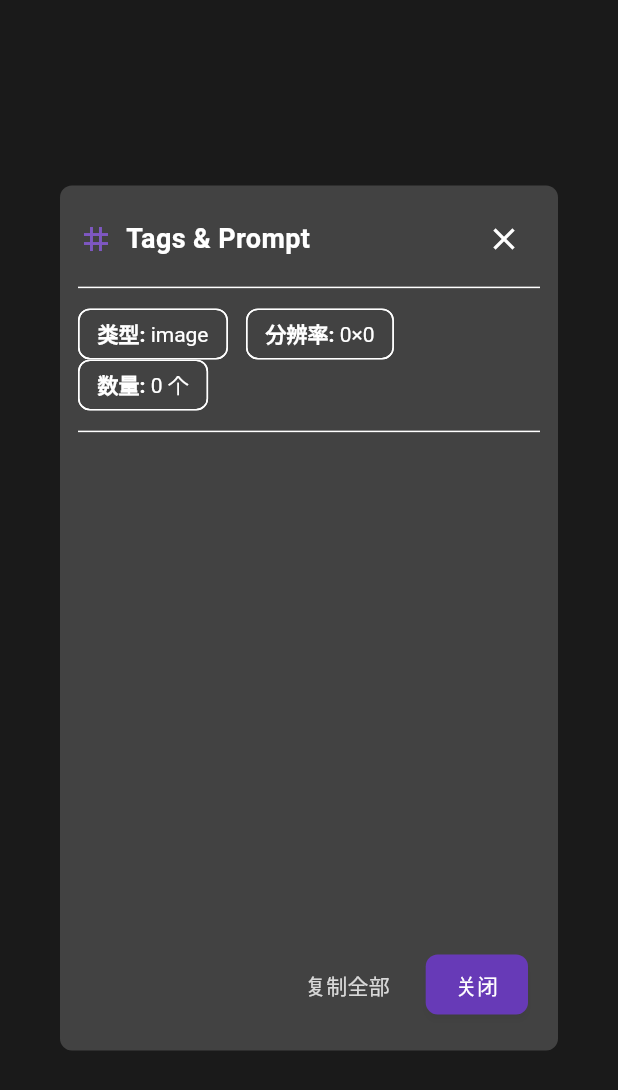
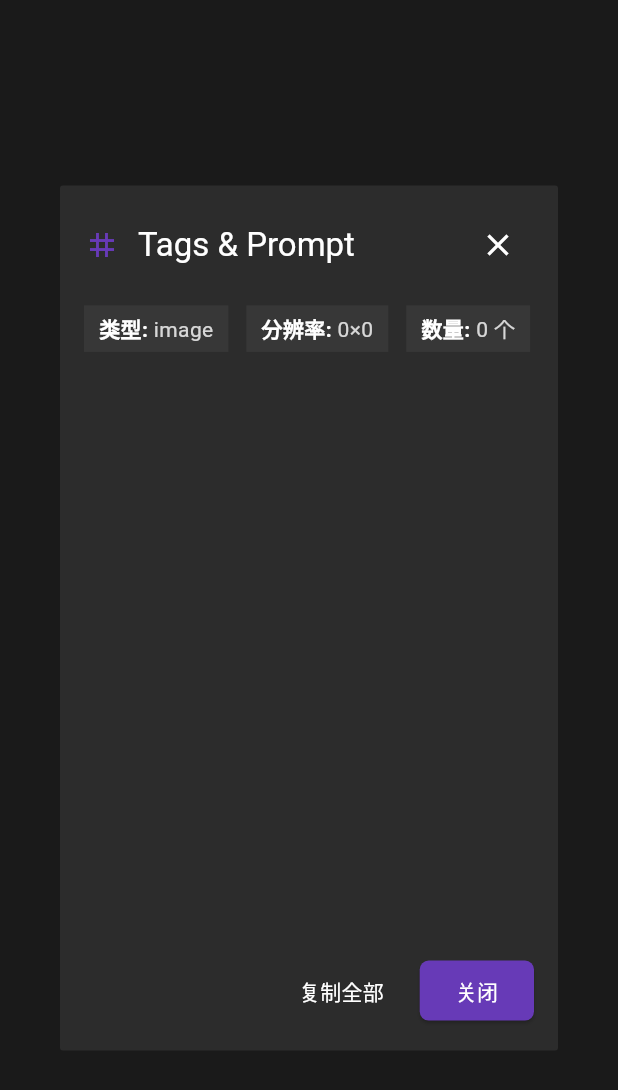
Before and after one commit to ChenYu-Zhai/Fetch_Flow, a Flutter app: the TagDetailsDialog widget shown alone on an empty page, opened directly with empty values, on a phone screen of 412 x 824 dp. Shown: the top 1090 px of the screen. Run offline on Flutter 3.47's test engine with Material 3 defaults, Android fonts, the phone set to English and light mode, and no system bars; our stand-ins replace cached_network_image, dio, file_picker, flutter_cache_manager, flutter_riverpod, freezed_annotation and 5 more; missing offline and left inert: dart:js_interop, media_kit, media_kit_video, window_manager; accounts and stored records are empty; network calls fail.

Commit message:
feat(UI): 全面优化标签详情弹窗 (TagDetailsDialog) 的视觉与交互
对“标签与提示词”详情弹窗进行了一次彻底的现代化改造，使其在视觉风格、主题统一性和交互反馈上都达到了新的水准。

### 主要变更内容：

**1. 视觉与主题统一 (Visual & Theming Overhaul):**
   - **颜色系统**: 彻底移除了所有硬编码的颜色（如 `Colors.blue`），全面采用 `Theme.of(context).colorScheme` 中的动态颜色，确保弹窗在任何主题下都表现完美。
   - **布局简化**: 使用 `SizedBox` 替代了冗余的 `Divider`，并调整了内边距，使整体布局更简洁、更“透气”。
   - **视觉一致性**: 统一并减小了所有组件（弹窗、标签、按钮）的圆角半径，使整体风格更加锐利、现代。
   - **组件重设计**: 重新设计了信息栏和标签 `ActionChip`，使其视觉上更微妙，能更好地融入应用主题。

**2. SnackBar 交互体验革命性提升 (UX Enhancement):**
   - **解决队列延迟**: 在显示新的 `SnackBar` 前，会先调用 `clearSnackBars()` 清除所有旧的提示。这确保了用户的每一次点击都能获得**立即**、唯一的反馈，解决了快速重复点击时造成的延迟问题。
   - **引入自定义动态动画**: 为 `SnackBar` 的出现和消失添加了**淡入淡出**与**平滑位移**的组合动画。
     - **优雅的进场/出场**: 新的动画效果取代了默认生硬的滑动，极大地提升了应用的精致感。
     - **封装动画逻辑**: 将动画逻辑封装在一个独立的 `_AnimatedSnackBarContent` 组件中，保持了代码的整洁和可复用性。

```diff
--- a/lib/widgets/unified_media_card.dart
+++ b/lib/widgets/unified_media_card.dart
@@ -58,9 +58,7 @@ class _UnifiedMediaCardState extends ConsumerState<UnifiedMediaCard> {
                       Positioned.fill(
                         child: Hero(
                           tag: widget.post.id,
-                          child: Center(
-                            child: mediaContent,
-                          ),
+                          child: Center(child: mediaContent),
                         ),
                       ),
                       _MediaOverlay(
@@ -118,6 +116,7 @@ class _UnifiedMediaCardState extends ConsumerState<UnifiedMediaCard> {
     );
   }
 }
+
 class _MediaOverlay extends StatelessWidget {
   final UnifiedPostModel post;
   final bool isVisible;
@@ -253,6 +252,10 @@ class TagDetailsDialog extends StatelessWidget {
 
   @override
   Widget build(BuildContext context) {
+    final theme = Theme.of(context);
+    final colorScheme = theme.colorScheme;
+    final textTheme = theme.textTheme;
+
     final dynamic meta = post.originalData!['meta'];
     String? prompt;
     if (post.source == 'civitai' &&
@@ -261,77 +264,66 @@ class TagDetailsDialog extends StatelessWidget {
         (meta['prompt'] as String).trim().isNotEmpty) {
       prompt = meta['prompt'] as String;
     }
-
     final String content = (prompt != null && prompt.isNotEmpty)
         ? prompt
         : post.tags!.join(', ');
-
     final items = content
         .split(',')
         .map((s) => s.trim())
         .where((s) => s.isNotEmpty)
         .toList();
-
     return Dialog(
-      backgroundColor: Theme.of(context).cardColor,
-      shape: RoundedRectangleBorder(
-        borderRadius: BorderRadius.circular(8), // ← 这里改小
-      ),
+      backgroundColor: Theme.of(context).canvasColor,
+      elevation: 4,
+      shape: RoundedRectangleBorder(borderRadius: BorderRadius.circular(2)),
       child: Container(
         width: min(500, MediaQuery.of(context).size.width * 0.9),
         height: min(600, MediaQuery.of(context).size.height * 0.7),
-        padding: const EdgeInsets.all(12),
+        padding: const EdgeInsets.all(16),
         child: Column(
           crossAxisAlignment: CrossAxisAlignment.start,
           children: [
-            // ✅ FIXED: 内联 header 而不是调用未定义的方法
             Row(
               children: [
-                Icon(Icons.tag, color: Theme.of(context).primaryColor),
-                const SizedBox(width: 8),
-                const Text(
-                  'Tags & Prompt',
-                  style: TextStyle(fontSize: 18, fontWeight: FontWeight.bold),
-                ),
+                Icon(Icons.tag, color: colorScheme.primary),
+                const SizedBox(width: 12),
+                Text('Tags & Prompt', style: textTheme.titleLarge),
                 const Spacer(),
                 IconButton(
                   icon: const Icon(Icons.close),
+                  splashRadius: 20,
                   onPressed: () => Navigator.pop(context),
                 ),
               ],
             ),
-            const Divider(),
-            Padding(
-              padding: const EdgeInsets.symmetric(vertical: 6),
-              child: Wrap(
+            const SizedBox(height: 16),
+            Wrap(
               spacing: 12,
+              runSpacing: 8,
               children: [
                 _buildInfoChip(
                   context,
                   '类型',
                   post.mediaType.toString().split('.').last,
                 ),
-                  _buildInfoChip(
-                    context,
-                    '分辨率',
-                    '${post.width}×${post.height}',
-                  ),
+                _buildInfoChip(context, '分辨率', '${post.width}×${post.height}'),
                 _buildInfoChip(context, '数量', '${items.length} 个'),
               ],
             ),
-            ),
-            const Divider(),
+            const SizedBox(height: 16),
             Expanded(
               child: SingleChildScrollView(
+                padding: const EdgeInsets.symmetric(vertical: 4),
                 child: Wrap(
-                  spacing: 6,
-                  runSpacing: 4,
+                  spacing: 8,
+                  runSpacing: 8,
                   children: items
                       .map((item) => _buildTagChip(context, item))
                       .toList(),
                 ),
               ),
             ),
+            const SizedBox(height: 8),
             _buildDialogActions(context, items),
           ],
         ),
@@ -340,38 +332,57 @@ class TagDetailsDialog extends StatelessWidget {
   }
 
   Widget _buildInfoChip(BuildContext context, String label, String value) {
-    return Chip(
-      label: RichText(
+    final theme = Theme.of(context);
+    return Container(
+      padding: const EdgeInsets.symmetric(horizontal: 10, vertical: 5),
+      decoration: BoxDecoration(
+        color: theme.colorScheme.surfaceVariant.withOpacity(0.5),
+        borderRadius: BorderRadius.zero,
+      ),
+      child: RichText(
         text: TextSpan(
-          style: TextStyle(
-            color: Theme.of(context).textTheme.bodyMedium?.color,
-          ),
+          style: theme.textTheme.bodyMedium,
           children: [
             TextSpan(
               text: '$label: ',
-              style: const TextStyle(fontWeight: FontWeight.bold),
+              style: const TextStyle(fontWeight: FontWeight.w600),
             ),
-            TextSpan(text: value),
+            TextSpan(
+              text: value,
+              style: TextStyle(
+                color: theme.colorScheme.onSurface.withOpacity(0.8),
+              ),
+            ),
           ],
         ),
       ),
-      backgroundColor: Theme.of(context).cardColor,
-      padding: const EdgeInsets.symmetric(horizontal: 4, vertical: 2),
-      materialTapTargetSize: MaterialTapTargetSize.shrinkWrap,
     );
   }
 
   Widget _buildTagChip(BuildContext context, String item) {
+    final theme = Theme.of(context);
     return ActionChip(
-      label: Text(item, style: const TextStyle(fontSize: 13)),
-      backgroundColor: Colors.blue.withValues(alpha: 0.1),
-      padding: const EdgeInsets.symmetric(horizontal: 8, vertical: 4),
+      label: Text(
+        item,
+        style: const TextStyle(fontSize: 13, fontWeight: FontWeight.w500),
+      ),
+      backgroundColor: Theme.of(context).cardColor,
+      side: BorderSide(color: theme.colorScheme.secondaryContainer, width: 1.0),
+      shape: RoundedRectangleBorder(borderRadius: BorderRadius.circular(0)),
+      padding: const EdgeInsets.symmetric(horizontal: 10, vertical: 6),
       onPressed: () {
         Clipboard.setData(ClipboardData(text: item));
+        ScaffoldMessenger.of(context).clearSnackBars();
         ScaffoldMessenger.of(context).showSnackBar(
           SnackBar(
-            content: Text('已复制: $item'),
-            duration: const Duration(seconds: 2),
+            backgroundColor: Colors.transparent,
+            elevation: 0,
+
+            content: _AnimatedSnackBarContent(message: '已复制: $item'),
+            duration: const Duration(milliseconds: 1500),
+            behavior: SnackBarBehavior.floating,
+            margin: const EdgeInsets.symmetric(horizontal: 24, vertical: 12),
+            padding: EdgeInsets.zero,
           ),
         );
       },
@@ -379,15 +390,10 @@ class TagDetailsDialog extends StatelessWidget {
   }
 
   Widget _buildDialogActions(BuildContext context, List<String> items) {
-    // 1. 获取当前主题，以便访问颜色和文本样式
     final theme = Theme.of(context);
 
     return Padding(
-      padding: const EdgeInsets.only(
-        top: 16,
-        right: 8,
-        bottom: 8,
-      ), // 增加上下和右侧的 padding
+      padding: const EdgeInsets.only(top: 8),
       child: Row(
         mainAxisAlignment: MainAxisAlignment.end,
         children: [
@@ -395,38 +401,35 @@ class TagDetailsDialog extends StatelessWidget {
             onPressed: () {
               Clipboard.setData(ClipboardData(text: items.join(', ')));
               Navigator.pop(context);
-              ScaffoldMessenger.of(
-                context,
-              ).showSnackBar(const SnackBar(content: Text('已复制到剪贴板')));
+              ScaffoldMessenger.of(context).showSnackBar(
+                SnackBar(
+                  content: const Text('已复制全部到剪贴板'),
+                  behavior: SnackBarBehavior.floating,
+                  shape: RoundedRectangleBorder(
+                    borderRadius: BorderRadius.circular(4),
+                  ),
+                ),
+              );
             },
             style: TextButton.styleFrom(
-              foregroundColor: theme.textTheme.bodyLarge?.color?.withOpacity(
-                0.8,
+              foregroundColor: theme.colorScheme.onSurface,
+              shape: RoundedRectangleBorder(
+                borderRadius: BorderRadius.circular(6),
               ),
-
-              shape: RoundedRectangleBorder(
-                borderRadius: BorderRadius.circular(8.0),
-              ),
-
               padding: const EdgeInsets.symmetric(horizontal: 16, vertical: 10),
             ),
             child: const Text('复制全部'),
           ),
-
           const SizedBox(width: 8),
-
           ElevatedButton(
             onPressed: () => Navigator.pop(context),
             style: ElevatedButton.styleFrom(
               backgroundColor: theme.colorScheme.primary,
               foregroundColor: theme.colorScheme.onPrimary,
-              elevation: 2,
-              shadowColor: Colors.black.withOpacity(0.2),
               shape: RoundedRectangleBorder(
-                borderRadius: BorderRadius.circular(8.0),
+                borderRadius: BorderRadius.circular(6),
               ),
-
-              padding: const EdgeInsets.symmetric(horizontal: 20, vertical: 10),
+              padding: const EdgeInsets.symmetric(horizontal: 24, vertical: 10),
             ),
             child: const Text('关闭'),
           ),
@@ -435,3 +438,80 @@ class TagDetailsDialog extends StatelessWidget {
     );
   }
 }
+
+class _AnimatedSnackBarContent extends StatefulWidget {
+  final String message;
+
+  const _AnimatedSnackBarContent({required this.message});
+
+  @override
+  State<_AnimatedSnackBarContent> createState() =>
+      _AnimatedSnackBarContentState();
+}
+
+class _AnimatedSnackBarContentState extends State<_AnimatedSnackBarContent>
+    with SingleTickerProviderStateMixin {
+  late final AnimationController _controller;
+  late final Animation<double> _fadeAnimation;
+  late final Animation<Offset> _slideAnimation;
+
+  @override
+  void initState() {
+    super.initState();
+    _controller = AnimationController(
+      vsync: this,
+      duration: const Duration(milliseconds: 200),
+      reverseDuration: const Duration(milliseconds: 200),
+    );
+
+    _fadeAnimation = CurvedAnimation(
+      parent: _controller,
+      curve: Curves.easeOut,
+      reverseCurve: Curves.easeIn,
+    );
+    _slideAnimation =
+        Tween<Offset>(
+          begin: const Offset(0.0, 0.5),
+          end: Offset.zero,
+        ).animate(
+          CurvedAnimation(
+            parent: _controller,
+            curve: Curves.easeOutCubic,
+            reverseCurve: Curves.easeIn,
+          ),
+        );
+
+    _controller.forward();
+  }
+
+  @override
+  void dispose() {
+    _controller.dispose();
+    super.dispose();
+  }
+
+  @override
+  Widget build(BuildContext context) {
+    final theme = Theme.of(context);
+
+    return SlideTransition(
+      position: _slideAnimation,
+      child: FadeTransition(
+        opacity: _fadeAnimation,
+        child: Container(
+          padding: const EdgeInsets.symmetric(horizontal: 16, vertical: 12),
+          decoration: BoxDecoration(
+            color: theme.snackBarTheme.backgroundColor ?? Colors.grey.shade800,
+            borderRadius: BorderRadius.circular(4),
+          ),
+          child: Text(
+            widget.message,
+            style:
+                theme.snackBarTheme.contentTextStyle ??
+                const TextStyle(color: Colors.white),
+          ),
+        ),
+      ),
+    );
+  }
+}
```
Lines whose indentation alone changed are shown as unchanged.
